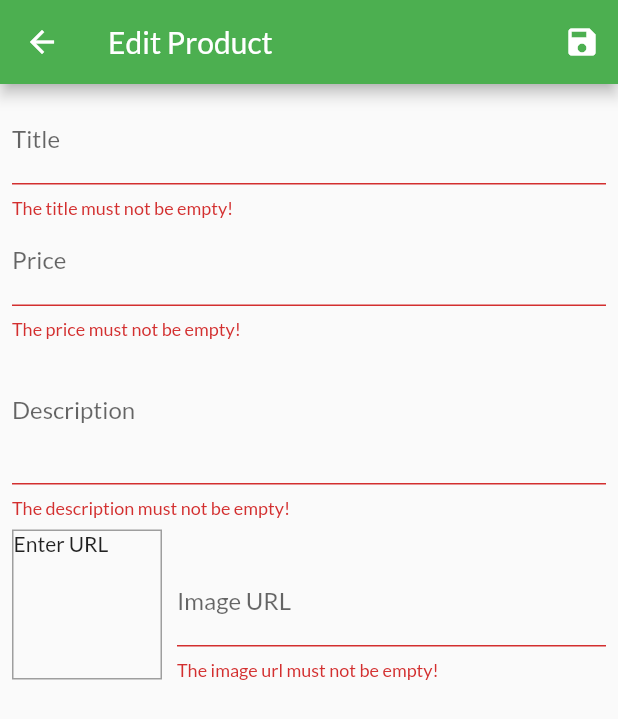
After one commit to kus413/epasal_app, a Flutter app: the EditProductScreen screen opened by its route, after a tap on the "save" icon, on a phone screen of 412 x 824 dp. The commit adds this screen. Shown: the top 719 px of the screen. Run offline on Flutter 3.47's test engine with Material 2 defaults, Android fonts, the phone set to English and light mode, and no system bars; our stand-ins replace cached_network_image; network calls fail.

Commit message:
Completed basic functions

```diff
--- a/lib/main.dart
+++ b/lib/main.dart
@@ -2,9 +2,11 @@ import 'package:epasal_app/provider/cart_provider.dart';
 import 'package:epasal_app/provider/order_provider.dart';
 import 'package:epasal_app/provider/products_provider.dart';
 import 'package:epasal_app/screens/cart_scereen.dart';
+import 'package:epasal_app/screens/edit_product_screen.dart';
 import 'package:epasal_app/screens/order_screen.dart';
 import 'package:epasal_app/screens/product_details_screen.dart';
 import 'package:epasal_app/screens/product_overview_screen.dart';
+import 'package:epasal_app/screens/user_product_screen.dart';
 import 'package:flutter/material.dart';
 import 'package:provider/provider.dart';
 
@@ -39,6 +41,8 @@ class MyApp extends StatelessWidget {
           ProductDetails.routeId: (context) => ProductDetails(),
           CartScreen.routeId: (context) => CartScreen(),
           OrderScreen.routeId: (context) => OrderScreen(),
+          UserProductScreen.routeId: (context) => UserProductScreen(),
+          EditProductScreen.routeId: (context) => EditProductScreen(),
         },
       ),
     );
--- a/lib/provider/products_provider.dart
+++ b/lib/provider/products_provider.dart
@@ -9,7 +9,7 @@ class Products with ChangeNotifier {
         price: 2000.0,
         description: "Best watch you will find",
         imageURL:
-            "https://images.rolex.com/2019/catalogue/images/upright-bba-with-shadow/m326935-0007.png?impolicy=upright-grid-card&imwidth=585",
+            "https://images-na.ssl-images-amazon.com/images/I/910D0vQR2HL._UL1500_.jpg",
         isFavourite: false),
     Product(
         id: "second",
@@ -56,15 +56,32 @@ class Products with ChangeNotifier {
     });
   }
 
-  void addProduct() {
-    _items.add(Product(
-        id: "four",
-        title: "OnePlus",
-        price: 67000,
-        description: "Fastest Phone",
-        imageURL:
-            "https://i.gadgets360cdn.com/products/large/1557831009_635_OnePlus_7_Main_DB.jpg",
-        isFavourite: false));
+  //------------ this function adds the product-----------
+
+  void addProduct(Product product) {
+    Product newProduct = Product(
+      title: product.title,
+      price: product.price,
+      description: product.description,
+      imageURL: product.imageURL,
+      id: DateTime.now().toString(),
+    );
+    _items.insert(0, newProduct);
+    notifyListeners();
+  }
+
+  //------------ this function updates the current product-----------
+  void updateProduct(String id, Product upProduct) {
+    final productIndex = _items.indexWhere((prod) => prod.id == id);
+    if (productIndex >= 0) {
+      _items[productIndex] = upProduct;
+      notifyListeners();
+    }
+  }
+
+  //------------ this function delete current product----------
+  void deleteProduct(String id) {
+    _items.removeWhere((prod) => prod.id == id);
     notifyListeners();
   }
 }
--- /dev/null
+++ b/lib/screens/edit_product_screen.dart
@@ -0,0 +1,267 @@
+import 'package:epasal_app/provider/product.dart';
+import 'package:epasal_app/provider/products_provider.dart';
+import 'package:flutter/material.dart';
+import 'package:provider/provider.dart';
+
+class EditProductScreen extends StatefulWidget {
+  static const String routeId = '/edit_product_screen';
+  @override
+  _EditProductScreenState createState() => _EditProductScreenState();
+}
+
+class _EditProductScreenState extends State<EditProductScreen> {
+  final _priceFocusNode = FocusNode();
+  final _descFocusNode = FocusNode();
+  final _imgUrlFocusNode = FocusNode();
+  final _imageUrlController = TextEditingController();
+  final _form = GlobalKey<FormState>();
+  var _editedProduct = Product(
+      title: "",
+      price: 0,
+      description: "",
+      imageURL: "",
+      id: null,
+      isFavourite: false);
+
+  bool isInit = true;
+
+  var initValues = {
+    'title': '',
+    'price': '',
+    'description': '',
+    'imageUrl': '',
+  };
+
+  // --------- first function called when our screen is created ----------
+  @override
+  void initState() {
+    _imgUrlFocusNode.addListener(_updateImageUrl);
+    // TODO: implement initState
+    super.initState();
+  }
+
+  //--------- the first time to initializing values------------
+
+  @override
+  void didChangeDependencies() {
+    if (isInit) {
+      final String productId = ModalRoute.of(context).settings.arguments;
+      if (productId != null) {
+        _editedProduct = Provider.of<Products>(context).findById(productId);
+        initValues = {
+          'title': _editedProduct.title,
+          'price': _editedProduct.price.toString(),
+          'description': _editedProduct.description,
+          'imageUrl': '',
+        };
+        _imageUrlController.text = _editedProduct.imageURL;
+      }
+    }
+    isInit = false;
+    super.didChangeDependencies();
+  }
+
+  // --------- to clean off the unwanted widgets ----------
+  @override
+  void dispose() {
+    _priceFocusNode.dispose();
+    _descFocusNode.dispose();
+    _imgUrlFocusNode.dispose();
+    _imageUrlController.dispose();
+    super.dispose();
+  }
+
+  //------- to update image on container after user enter new image url------------
+  void _updateImageUrl() {
+    if (!_imgUrlFocusNode.hasFocus) {
+      if ((!_imageUrlController.text.startsWith('http') &&
+              !_imageUrlController.text.startsWith('https')) ||
+          (!_imageUrlController.text.endsWith('.jpg') &&
+              !_imageUrlController.text.endsWith('.jpeg') &&
+              !_imageUrlController.text.endsWith('.png') &&
+              !_imageUrlController.text.endsWith('.JPG') &&
+              !_imageUrlController.text.endsWith('.JPEG'))) {
+        return;
+      }
+      setState(() {});
+    }
+  }
+
+  // ------- to save products ----------
+
+  void _saveForm() {
+    final isValid = _form.currentState.validate();
+    if (!isValid) {
+      return;
+    }
+    _form.currentState.save();
+    if (_editedProduct.id != null) {
+      Provider.of<Products>(context, listen: false)
+          .updateProduct(_editedProduct.id, _editedProduct);
+    } else {
+      Provider.of<Products>(context, listen: false).addProduct(_editedProduct);
+    }
+    Navigator.pop(context);
+  }
+
+  @override
+  Widget build(BuildContext context) {
+    return Scaffold(
+      appBar: AppBar(
+        title: Text('Edit Product'),
+        actions: <Widget>[
+          IconButton(
+            icon: Icon(Icons.save),
+            onPressed: () {
+              _saveForm();
+            },
+          )
+        ],
+      ),
+      body: Padding(
+        padding: EdgeInsets.all(8.0),
+        child: Form(
+          key: _form,
+          child: ListView(
+            children: <Widget>[
+              TextFormField(
+                initialValue: initValues['title'],
+                decoration: InputDecoration(
+                  labelText: 'Title',
+                ),
+                textInputAction: TextInputAction.next,
+                onFieldSubmitted: (_) {
+                  FocusScope.of(context).requestFocus(_priceFocusNode);
+                },
+                validator: (value) {
+                  if (value.isEmpty) {
+                    return 'The title must not be empty!';
+                  }
+                  return null;
+                },
+                onSaved: (value) {
+                  _editedProduct = Product(
+                    title: value.trim(),
+                    description: _editedProduct.description,
+                    price: _editedProduct.price,
+                    imageURL: _editedProduct.imageURL,
+                    id: _editedProduct.id,
+                  );
+                },
+              ),
+              TextFormField(
+                  initialValue: initValues['price'],
+                  decoration: InputDecoration(labelText: 'Price'),
+                  textInputAction: TextInputAction.next,
+                  focusNode: _priceFocusNode,
+                  onFieldSubmitted: (_) {
+                    FocusScope.of(context).requestFocus(_descFocusNode);
+                  },
+                  keyboardType: TextInputType.number,
+                  validator: (value) {
+                    if (value.isEmpty) {
+                      return 'The price must not be empty!';
+                    }
+                    if (double.tryParse(value) == null) {
+                      return 'The price must be in number format!';
+                    }
+                    if (double.parse(value) <= 0) {
+                      return 'The price must not be less then zero!';
+                    }
+                    return null;
+                  },
+                  onSaved: (value) {
+                    _editedProduct = Product(
+                      title: _editedProduct.title,
+                      description: _editedProduct.description,
+                      price: double.parse(value),
+                      imageURL: _editedProduct.imageURL,
+                      id: _editedProduct.id,
+                    );
+                  }),
+              TextFormField(
+                  initialValue: initValues['description'],
+                  decoration: InputDecoration(labelText: 'Description'),
+                  focusNode: _descFocusNode,
+                  maxLines: 3,
+                  keyboardType: TextInputType.multiline,
+                  validator: (value) {
+                    if (value.isEmpty) {
+                      return 'The description must not be empty!';
+                    }
+                    if (value.length < 10) {
+                      return 'The description must not be less than 10 characters!';
+                    }
+                    return null;
+                  },
+                  onSaved: (value) {
+                    _editedProduct = Product(
+                      title: _editedProduct.title,
+                      description: value.trim(),
+                      price: _editedProduct.price,
+                      imageURL: _editedProduct.imageURL,
+                      id: _editedProduct.id,
+                    );
+                  }),
+              Row(
+                crossAxisAlignment: CrossAxisAlignment.end,
+                children: <Widget>[
+                  Container(
+                    width: 100,
+                    height: 100,
+                    margin: EdgeInsets.only(top: 8, right: 10),
+                    decoration: BoxDecoration(
+                      border: Border.all(color: Colors.grey, width: 1),
+                    ),
+                    child: _imageUrlController.text.isEmpty
+                        ? Text("Enter URL")
+                        : FittedBox(
+                            child: Image.network(
+                            _imageUrlController.text,
+                            fit: BoxFit.cover,
+                          )),
+                  ),
+                  Expanded(
+                    child: TextFormField(
+                        decoration: InputDecoration(labelText: 'Image URL'),
+                        keyboardType: TextInputType.url,
+                        textInputAction: TextInputAction.done,
+                        focusNode: _imgUrlFocusNode,
+                        controller: _imageUrlController,
+                        validator: (value) {
+                          if (value.isEmpty) {
+                            return 'The image url must not be empty!';
+                          }
+                          if (!value.startsWith('http') &&
+                              !value.startsWith('https')) {
+                            return 'The image url is not valid!';
+                          }
+                          if (!value.endsWith('.jpg') &&
+                              !value.endsWith('.jpeg') &&
+                              !value.endsWith('.png') &&
+                              !value.endsWith('.JPG') &&
+                              !value.endsWith('.JPEG')) {
+                            return 'The image url is not correct!';
+                          }
+
+                          return null;
+                        },
+                        onSaved: (value) {
+                          _editedProduct = Product(
+                            title: _editedProduct.title,
+                            description: _editedProduct.description,
+                            price: _editedProduct.price,
+                            imageURL: value.trim(),
+                            id: _editedProduct.id,
+                          );
+                        }),
+                  ),
+                ],
+              )
+            ],
+          ),
+        ),
+      ),
+    );
+  }
+}
--- a/lib/widgets/app_drawer.dart
+++ b/lib/widgets/app_drawer.dart
@@ -1,5 +1,6 @@
 import 'package:epasal_app/screens/order_screen.dart';
 import 'package:epasal_app/screens/product_overview_screen.dart';
+import 'package:epasal_app/screens/user_product_screen.dart';
 import 'package:flutter/material.dart';
 
 class AppDrawer extends StatelessWidget {
@@ -30,6 +31,14 @@ class AppDrawer extends StatelessWidget {
                 Navigator.pushReplacementNamed(context, OrderScreen.routeId);
               }),
           Divider(),
+          ListTile(
+              title: Text("Manage Product"),
+              leading: Icon(Icons.edit),
+              onTap: () {
+                Navigator.pushReplacementNamed(
+                    context, UserProductScreen.routeId);
+              }),
+          Divider(),
         ],
       ),
     );
```
Also changed, not shown: lib/screens/user_product_screen.dart (added, +38 -0 lines), lib/widgets/user_product_item.dart (added, +44 -0 lines).
